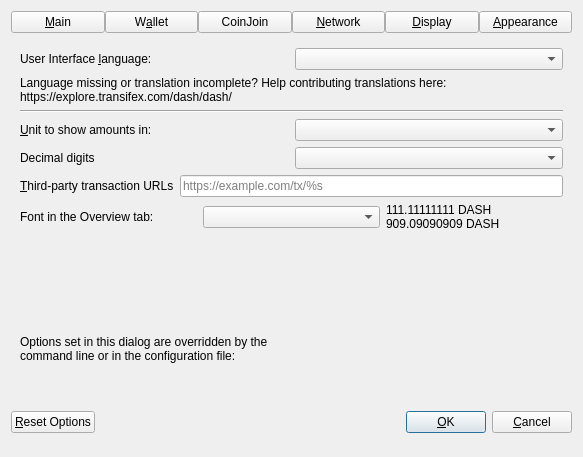
Above: src/qt/forms/optionsdialog.ui from kwvg/dash before the change. Below: the same form after it.
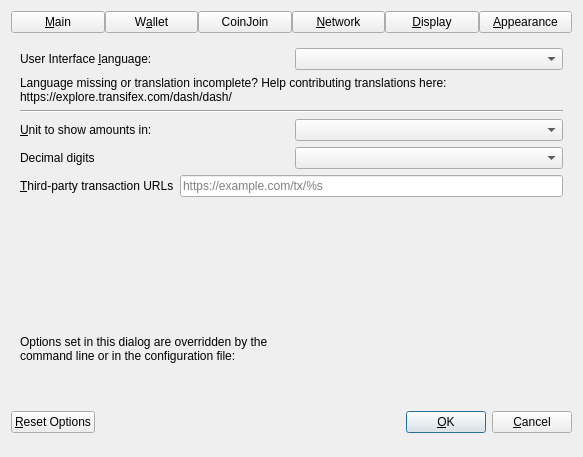
That is the form after the change. The open tabs and pages were chosen to show the change. Custom widgets are drawn as their Qt base class.

Commit message:
refactor: move monospace font selector to appearance widget
Dash already has an appearance widget for managing font parameters, the
selector shouldn't be in "Display".

Review with `git log -p -n1 --color-moved=dimmed_zebra`.

Patch:
```diff
--- a/src/qt/forms/optionsdialog.ui
+++ b/src/qt/forms/optionsdialog.ui
@@ -1095,31 +1095,6 @@
          </item>
         </layout>
        </item>
-       <item>
-        <layout class="QHBoxLayout" name="horizontalLayout_4_Display">
-         <item>
-          <widget class="QLabel" name="moneyFontLabel">
-           <property name="text">
-            <string>Font in the Overview tab: </string>
-           </property>
-           <property name="buddy">
-            <cstring>moneyFont</cstring>
-           </property>
-          </widget>
-         </item>
-         <item>
-          <widget class="QComboBox" name="moneyFont"/>
-         </item>
-         <item>
-          <widget class="QLabel" name="moneyFont_preview">
-           <property name="text">
-            <string notr="true">111.11111111 DASH
-909.09090909 DASH</string>
-           </property>
-          </widget>
-         </item>
-        </layout>
-       </item>
        <item>
         <spacer name="verticalSpacer">
          <property name="orientation">
```
The commit also changes 3 other files.
